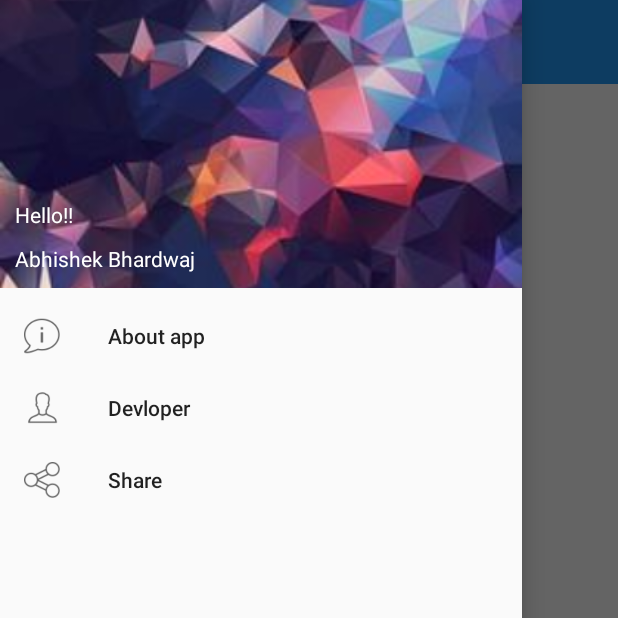
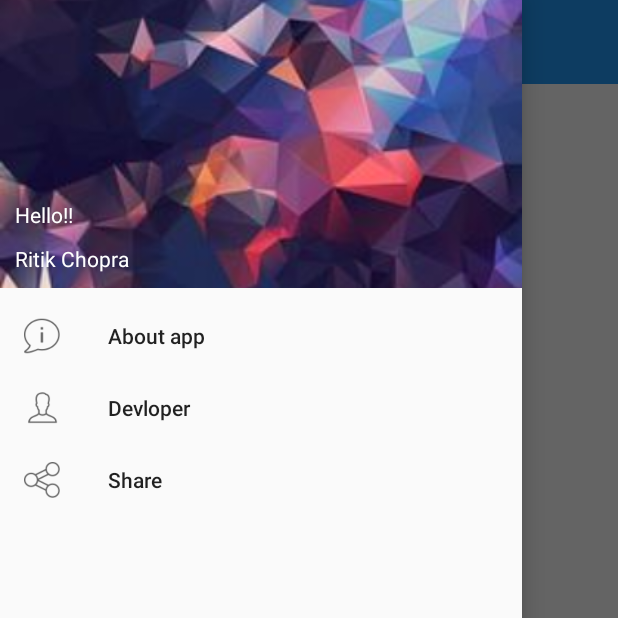
Before and after one commit to Abhi5h3k/Android-project-news_app, an Android app: the MainActivity screen opened directly, with no data from a screen before it, with the side drawer open, on a phone screen of 412 x 824 dp, the top half of it. Run offline under Robolectric (Android 15) with nearby library versions, the phone set to English and light mode, and no system bars; network calls fail; pictures from the network do not load.

Commit message:
Update navigationdrawer_header_layout.xml

```diff
--- a/app/src/main/res/layout/navigationdrawer_header_layout.xml
+++ b/app/src/main/res/layout/navigationdrawer_header_layout.xml
@@ -34,7 +34,7 @@
         android:layout_marginBottom="10dp"
         android:layout_marginLeft="10dp"
         android:layout_marginTop="10dp"
-        android:text="Abhishek Bhardwaj"
+        android:text="Ritik Chopra"
         android:textAppearance="@style/TextAppearance.AppCompat.Body1" />
 
 </RelativeLayout>
```
